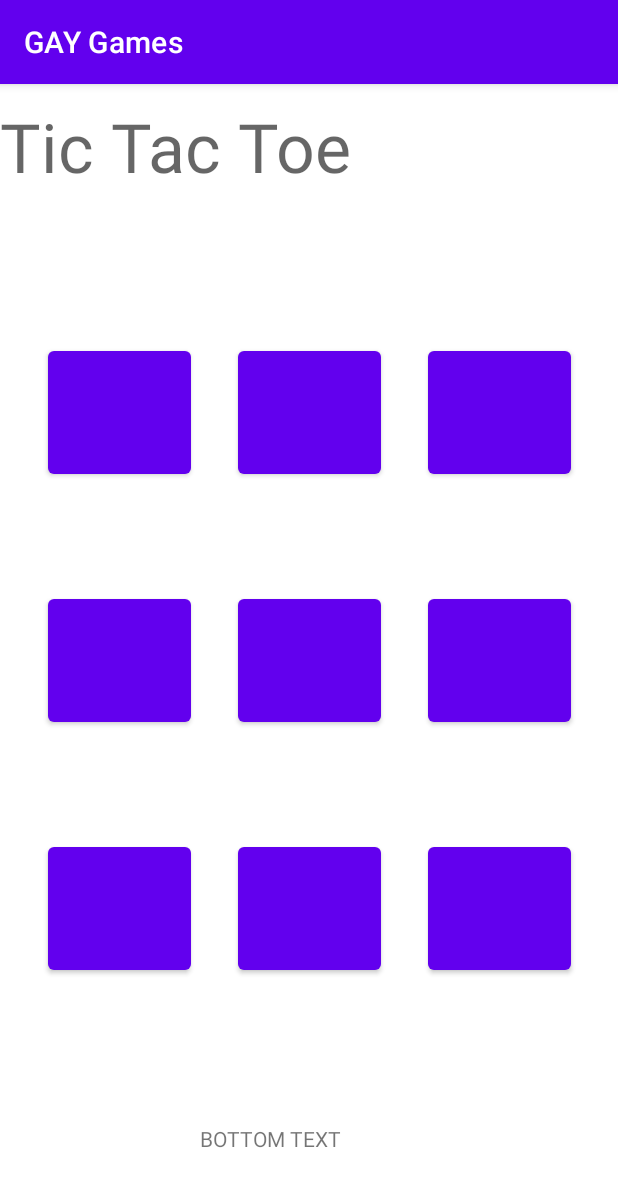
After one commit to YusufHosny/GAYGames, an Android app: the TicTacToeActivity screen opened directly, with no data from a screen before it, on a phone screen of 412 x 824 dp. The commit adds this screen. Shown: the top 1187 px of the screen. Run offline under Robolectric (Android 15) with nearby library versions, the phone set to English and light mode, and no system bars.

Commit message:
added basic tictactoe functionality

```diff
--- a/app/src/main/AndroidManifest.xml
+++ b/app/src/main/AndroidManifest.xml
@@ -11,6 +11,9 @@
         android:supportsRtl="true"
         android:theme="@style/Theme.GAYGames"
         tools:targetApi="31">
+        <activity
+            android:name=".ui.gamesui.tictactoe.TicTacToeActivity"
+            android:exported="false" />
         <activity
             android:name=".ui.gamesui.placeholder.PlaceholderGameActivity"
             android:exported="false" />
--- a/app/src/main/java/com/example/gaygames/ui/home/HomeActivity.java
+++ b/app/src/main/java/com/example/gaygames/ui/home/HomeActivity.java
@@ -7,6 +7,7 @@ import androidx.appcompat.app.AppCompatActivity;
 
 import com.example.gaygames.R;
 
+import games.TicTacToe.TicTacToeGame;
 import games.general.GameButton;
 import games.placeholder.PlaceholderGame;
 
@@ -21,6 +22,7 @@ public class HomeActivity extends AppCompatActivity {
         // Create a GameButton for the placeholder game
         GameButton firstGameButton = new GameButton((Button) findViewById(R.id.button1), new PlaceholderGame());
 
+        GameButton tttGameButton = new GameButton((Button) findViewById(R.id.button2), new TicTacToeGame());
     }
 
 
--- /dev/null
+++ b/app/src/main/res/layout/activity_tic_tac_toe.xml
@@ -0,0 +1,169 @@
+<?xml version="1.0" encoding="utf-8"?>
+<androidx.constraintlayout.widget.ConstraintLayout xmlns:android="http://schemas.android.com/apk/res/android"
+    xmlns:app="http://schemas.android.com/apk/res-auto"
+    xmlns:tools="http://schemas.android.com/tools"
+    android:layout_width="match_parent"
+    android:layout_height="match_parent"
+    tools:context=".ui.gamesui.tictactoe.TicTacToeActivity">
+
+    <androidx.constraintlayout.widget.ConstraintLayout
+        android:id="@+id/TTLBContainer"
+        android:layout_width="match_parent"
+        android:layout_height="match_parent"
+        android:layout_marginTop="100dp"
+        android:layout_marginBottom="100dp"
+        app:layout_constraintBottom_toBottomOf="parent"
+        app:layout_constraintEnd_toEndOf="parent"
+        app:layout_constraintStart_toStartOf="parent"
+        app:layout_constraintTop_toTopOf="parent"
+        app:layout_constraintVertical_bias="0.0">
+
+        <Button
+            android:id="@+id/TTTb8"
+            android:layout_width="95dp"
+            android:layout_height="94dp"
+            android:layout_marginTop="16dp"
+            android:layout_marginBottom="16dp"
+            android:onClick="tttClicked"
+            android:text="@string/tictactoeBlank"
+            app:layout_constraintBottom_toBottomOf="parent"
+            app:layout_constraintEnd_toEndOf="parent"
+            app:layout_constraintStart_toStartOf="parent"
+            app:layout_constraintTop_toBottomOf="@+id/TTTb5" />
+
+        <Button
+            android:id="@+id/TTTb6"
+            android:layout_width="95dp"
+            android:layout_height="94dp"
+            android:layout_marginStart="16dp"
+            android:layout_marginEnd="16dp"
+            android:onClick="tttClicked"
+            android:text="@string/tictactoeBlank"
+            app:layout_constraintBottom_toBottomOf="parent"
+            app:layout_constraintEnd_toEndOf="parent"
+            app:layout_constraintStart_toEndOf="@+id/TTTb5"
+            app:layout_constraintTop_toTopOf="parent" />
+
+        <Button
+            android:id="@+id/TTTb5"
+            android:layout_width="95dp"
+            android:layout_height="94dp"
+            android:onClick="tttClicked"
+            android:text="@string/tictactoeBlank"
+            app:layout_constraintBottom_toBottomOf="parent"
+            app:layout_constraintEnd_toEndOf="parent"
+            app:layout_constraintStart_toStartOf="parent"
+            app:layout_constraintTop_toTopOf="parent" />
+
+        <Button
+            android:id="@+id/TTTb2"
+            android:layout_width="95dp"
+            android:layout_height="94dp"
+            android:layout_marginTop="100dp"
+            android:layout_marginBottom="100dp"
+            android:onClick="tttClicked"
+            android:text="@string/tictactoeBlank"
+            app:layout_constraintBottom_toTopOf="@+id/TTTb5"
+            app:layout_constraintEnd_toEndOf="parent"
+            app:layout_constraintStart_toStartOf="parent"
+            app:layout_constraintTop_toTopOf="parent" />
+
+        <Button
+            android:id="@+id/TTTb4"
+            android:layout_width="95dp"
+            android:layout_height="94dp"
+            android:layout_marginStart="16dp"
+            android:layout_marginEnd="16dp"
+            android:onClick="tttClicked"
+            android:text="@string/tictactoeBlank"
+            app:layout_constraintBottom_toBottomOf="parent"
+            app:layout_constraintEnd_toStartOf="@+id/TTTb5"
+            app:layout_constraintStart_toStartOf="parent"
+            app:layout_constraintTop_toTopOf="parent" />
+
+        <Button
+            android:id="@+id/TTTb9"
+            android:layout_width="95dp"
+            android:layout_height="94dp"
+            android:layout_marginStart="16dp"
+            android:layout_marginTop="16dp"
+            android:layout_marginEnd="16dp"
+            android:layout_marginBottom="16dp"
+            android:onClick="tttClicked"
+            android:text="@string/tictactoeBlank"
+            app:layout_constraintBottom_toBottomOf="parent"
+            app:layout_constraintEnd_toEndOf="parent"
+            app:layout_constraintStart_toEndOf="@+id/TTTb8"
+            app:layout_constraintTop_toBottomOf="@+id/TTTb6" />
+
+        <Button
+            android:id="@+id/TTTb7"
+            android:layout_width="95dp"
+            android:layout_height="94dp"
+            android:layout_marginStart="16dp"
+            android:layout_marginTop="16dp"
+            android:layout_marginEnd="16dp"
+            android:layout_marginBottom="16dp"
+            android:onClick="tttClicked"
+            android:text="@string/tictactoeBlank"
+            app:layout_constraintBottom_toBottomOf="parent"
+            app:layout_constraintEnd_toStartOf="@+id/TTTb8"
+            app:layout_constraintStart_toStartOf="parent"
+            app:layout_constraintTop_toBottomOf="@+id/TTTb4" />
+
+        <Button
+            android:id="@+id/TTTb3"
+            android:layout_width="95dp"
+            android:layout_height="94dp"
+            android:layout_marginStart="16dp"
+            android:layout_marginTop="100dp"
+            android:layout_marginEnd="16dp"
+            android:layout_marginBottom="100dp"
+            android:onClick="tttClicked"
+            android:text="@string/tictactoeBlank"
+            app:layout_constraintBottom_toTopOf="@+id/TTTb6"
+            app:layout_constraintEnd_toEndOf="parent"
+            app:layout_constraintStart_toEndOf="@+id/TTTb2"
+            app:layout_constraintTop_toTopOf="parent" />
+
+        <Button
+            android:id="@+id/TTTb1"
+            android:layout_width="95dp"
+            android:layout_height="94dp"
+            android:layout_marginStart="16dp"
+            android:layout_marginTop="100dp"
+            android:layout_marginEnd="16dp"
+            android:layout_marginBottom="100dp"
+            android:onClick="tttClicked"
+            android:text="@string/tictactoeBlank"
+            app:layout_constraintBottom_toTopOf="@+id/TTTb4"
+            app:layout_constraintEnd_toStartOf="@+id/TTTb2"
+            app:layout_constraintStart_toStartOf="parent"
+            app:layout_constraintTop_toTopOf="parent" />
+    </androidx.constraintlayout.widget.ConstraintLayout>
+
+    <TextView
+        android:id="@+id/TTTtopTxt"
+        android:layout_width="0dp"
+        android:layout_height="77dp"
+        android:layout_marginTop="8dp"
+        android:layout_marginBottom="8dp"
+        android:text="@string/tictactoeToptxt"
+        android:textAppearance="@style/TextAppearance.AppCompat.Display2"
+        app:layout_constraintBottom_toTopOf="@+id/TTLBContainer"
+        app:layout_constraintEnd_toEndOf="parent"
+        app:layout_constraintStart_toStartOf="parent"
+        app:layout_constraintTop_toTopOf="parent" />
+
+    <TextView
+        android:id="@+id/TTTbtmTxt"
+        android:layout_width="145dp"
+        android:layout_height="49dp"
+        android:layout_marginTop="8dp"
+        android:layout_marginBottom="8dp"
+        android:text="@string/tictactoeBtmTxt"
+        app:layout_constraintBottom_toBottomOf="parent"
+        app:layout_constraintEnd_toEndOf="parent"
+        app:layout_constraintStart_toStartOf="parent"
+        app:layout_constraintTop_toBottomOf="@+id/TTLBContainer" />
+</androidx.constraintlayout.widget.ConstraintLayout>
--- a/app/src/main/res/values/strings.xml
+++ b/app/src/main/res/values/strings.xml
@@ -1,8 +1,17 @@
 <resources>
     <string name="app_name">GAY Games</string>
+
+    <!-- Home Activity -->
     <string name="title_activity_home">Home</string>
+
     <string name="placeholder_game1">Gay</string>
     <string name="placeholder_game2">Gay 2</string>
     <string name="placeholder_game3">Gay 3</string>
 
+
+    <!-- TicTacToe -->
+    <string name="tictactoeBlank"> </string>
+    <string name="tictactoeToptxt"> Tic Tac Toe </string>
+    <string name="tictactoeBtmTxt"> BOTTOM TEXT </string>
+
 </resources>
```
Also changed, not shown: app/src/main/java/com/example/gaygames/ui/gamesui/tictactoe/TicTacToeActivity.java (added, +127 -0 lines), app/src/main/java/games/TicTacToe/TicTacToeChoices.java (added, +7 -0 lines), app/src/main/java/games/TicTacToe/TicTacToeGame.java (added, +17 -0 lines), app/src/main/java/games/TicTacToe/TicTacToeTile.java (added, +51 -0 lines), app/src/main/java/games/general/GameButton.java (+3 -6 lines).
